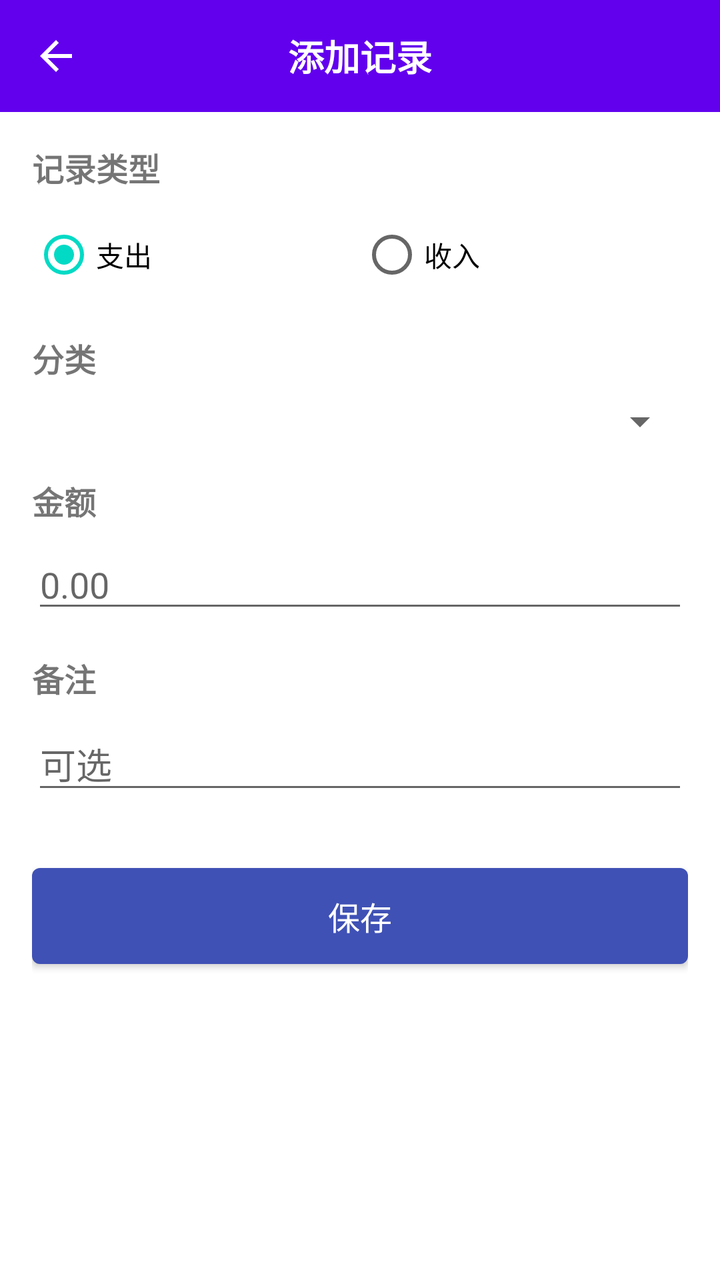
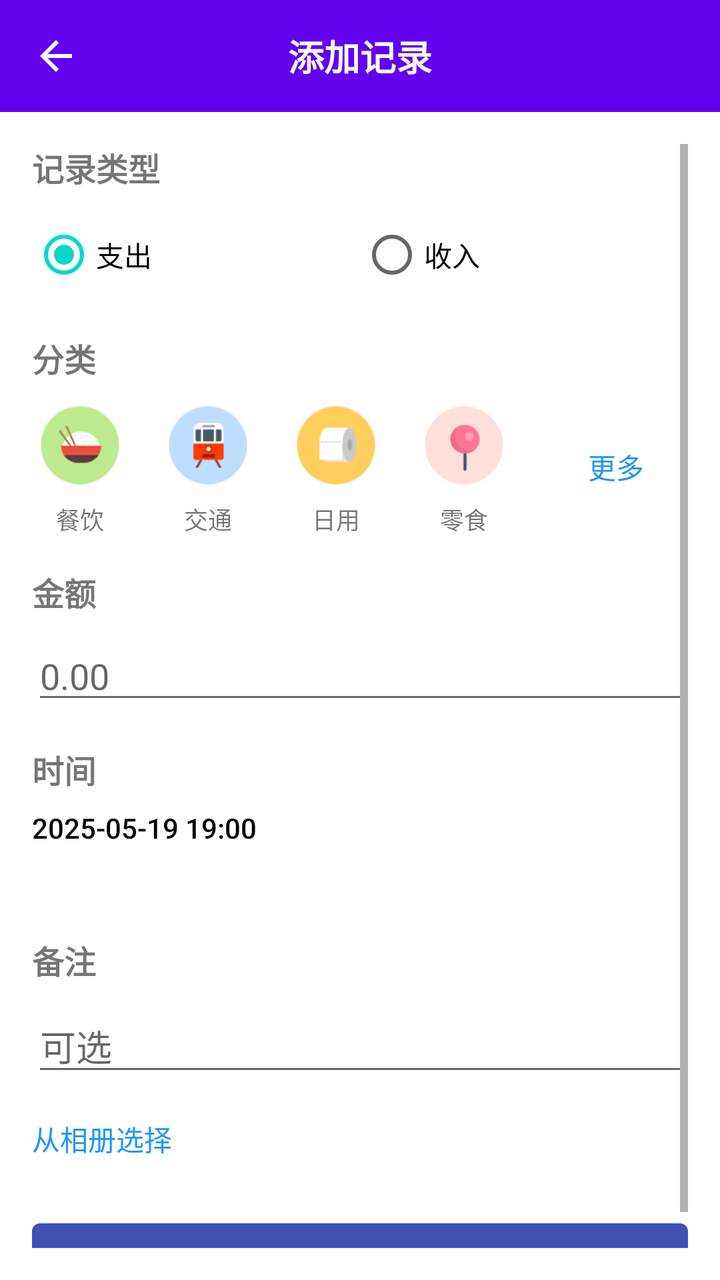

Screens rendered from an Android XML layout before and after an edit, with the pre-edit source and the edit as a unified diff.
<!-- AndroidManifest.xml: application theme Theme.AccountBook -->
<!-- res/layout/activity_add_record.xml -->
<?xml version="1.0" encoding="utf-8"?>
<LinearLayout xmlns:android="http://schemas.android.com/apk/res/android"
    android:layout_width="match_parent"
    android:layout_height="match_parent"
    android:orientation="vertical">

    
    <RelativeLayout
        android:layout_width="match_parent"
        android:layout_height="?attr/actionBarSize"
        android:background="?attr/colorPrimary"
        android:paddingHorizontal="16dp">

        <ImageButton
            android:id="@+id/btn_back"
            android:layout_width="wrap_content"
            android:layout_height="wrap_content"
            android:layout_alignParentStart="true"
            android:layout_centerVertical="true"
            android:background="?attr/selectableItemBackgroundBorderless"
            android:src="@drawable/ic_back"
            android:tint="@android:color/white" />

        <TextView
            android:layout_width="wrap_content"
            android:layout_height="wrap_content"
            android:layout_centerInParent="true"
            android:text="添加记录"
            android:textColor="@android:color/white"
            android:textSize="18sp"
            android:textStyle="bold" />
    </RelativeLayout>

    
    <ScrollView
        android:layout_width="match_parent"
        android:layout_height="match_parent"
        android:fillViewport="true"
        android:padding="16dp">

        <LinearLayout
            android:layout_width="match_parent"
            android:layout_height="wrap_content"
            android:orientation="vertical">

            
            <TextView
                android:layout_width="wrap_content"
                android:layout_height="wrap_content"
                android:text="记录类型"
                android:textSize="16sp"
                android:textStyle="bold"/>

            <RadioGroup
                android:id="@+id/rg_record_type"
                android:layout_width="match_parent"
                android:layout_height="wrap_content"
                android:layout_marginTop="8dp"
                android:orientation="horizontal">

                <RadioButton
                    android:id="@+id/rb_expense"
                    android:layout_width="0dp"
                    android:layout_height="wrap_content"
                    android:layout_weight="1"
                    android:checked="true"
                    android:text="支出"/>

                <RadioButton
                    android:id="@+id/rb_income"
                    android:layout_width="0dp"
                    android:layout_height="wrap_content"
                    android:layout_weight="1"
                    android:text="收入"/>
            </RadioGroup>

            
            <TextView
                android:layout_width="wrap_content"
                android:layout_height="wrap_content"
                android:layout_marginTop="16dp"
                android:text="分类"
                android:textSize="16sp"
                android:textStyle="bold"/>

            <Spinner
                android:id="@+id/sp_category"
                android:layout_width="match_parent"
                android:layout_height="wrap_content"
                android:layout_marginTop="8dp"/>

            
            <TextView
                android:layout_width="wrap_content"
                android:layout_height="wrap_content"
                android:layout_marginTop="16dp"
                android:text="金额"
                android:textSize="16sp"
                android:textStyle="bold"/>

            <EditText
                android:id="@+id/et_amount"
                android:layout_width="match_parent"
                android:layout_height="wrap_content"
                android:layout_marginTop="8dp"
                android:hint="0.00"
                android:inputType="numberDecimal"
                android:textSize="18sp"/>

            
            <TextView
                android:layout_width="wrap_content"
                android:layout_height="wrap_content"
                android:layout_marginTop="16dp"
                android:text="备注"
                android:textSize="16sp"
                android:textStyle="bold"/>

            <EditText
                android:id="@+id/et_remark"
                android:layout_width="match_parent"
                android:layout_height="wrap_content"
                android:layout_marginTop="8dp"
                android:hint="可选"
                android:inputType="text"
                android:maxLines="3"/>

            
            <Button
                android:id="@+id/btn_save"
                android:layout_width="match_parent"
                android:layout_height="wrap_content"
                android:layout_marginTop="32dp"
                android:background="@drawable/button_primary"
                android:text="保存"
                android:textColor="@android:color/white"
                android:textSize="16sp"/>

        </LinearLayout>
    </ScrollView>
</LinearLayout>
<!-- resources referenced by this layout -->
<resources>
  <!-- drawable button_primary (drawable) -->
  <?xml version="1.0" encoding="utf-8"?>
  <shape xmlns:android="http://schemas.android.com/apk/res/android"
      android:shape="rectangle">
      <solid android:color="#3F51B5" />
      <corners android:radius="4dp" />
  </shape>
  <!-- drawable ic_back (drawable) -->
  <?xml version="1.0" encoding="utf-8"?>
  <vector xmlns:android="http://schemas.android.com/apk/res/android"
      android:width="24dp"
      android:height="24dp"
      android:viewportWidth="24"
      android:viewportHeight="24"
      android:tint="?attr/colorControlNormal">
      <path
          android:fillColor="@android:color/black"
          android:pathData="M20,11H7.83l5.59,-5.59L12,4l-8,8 8,8 1.41,-1.41L7.83,13H20v-2z"/>
  </vector>
  <style name="Theme.AccountBook" parent="Theme.MaterialComponents.DayNight.DarkActionBar">
          
          <item name="colorPrimary">@color/purple_500</item>
          <item name="colorPrimaryVariant">@color/purple_700</item>
          <item name="colorOnPrimary">@color/white</item>
          
          <item name="colorSecondary">@color/teal_200</item>
          <item name="colorSecondaryVariant">@color/teal_700</item>
          <item name="colorOnSecondary">@color/black</item>
          
          <item name="android:statusBarColor">?attr/colorPrimaryVariant</item>
          
      </style>
  <color name="purple_500">#FF6200EE</color>
  <color name="purple_700">#FF3700B3</color>
  <color name="white">#FFFFFFFF</color>
  <color name="teal_200">#FF03DAC5</color>
  <color name="teal_700">#FF018786</color>
  <color name="black">#FF000000</color>
</resources>

<!-- the commit's change to res/layout/activity_add_record.xml (unified diff, before → after) -->
@@ -10,6 +10,7 @@
         android:layout_height="?attr/actionBarSize"
         android:background="?attr/colorPrimary"
         android:paddingHorizontal="16dp">
+
 
         <ImageButton
             android:id="@+id/btn_back"
@@ -21,6 +22,7 @@
             android:src="@drawable/ic_back"
             android:tint="@android:color/white" />
 
+
         <TextView
             android:layout_width="wrap_content"
             android:layout_height="wrap_content"
@@ -83,11 +85,125 @@
                 android:textSize="16sp"
                 android:textStyle="bold"/>
 
-            <Spinner
+
+            <LinearLayout
                 android:id="@+id/sp_category"
                 android:layout_width="match_parent"
                 android:layout_height="wrap_content"
-                android:layout_marginTop="8dp"/>
+                android:layout_marginTop="8dp"
+                android:orientation="horizontal"
+                android:gravity="center">
+
+
+                
+                <LinearLayout
+                    android:layout_width="wrap_content"
+                    android:layout_height="wrap_content"
+                    android:layout_marginEnd="16dp"
+                    android:orientation="vertical"
+                    android:gravity="center">
+
+                    <ImageView
+                        android:id="@+id/btn_food"
+                        android:layout_width="48dp"
+                        android:layout_height="48dp"
+                        android:padding="4dp"
+                        android:src="@drawable/ic_food"
+                        android:background="@drawable/circle_button_selector"/>
+
+                    <TextView
+                        android:layout_width="wrap_content"
+                        android:layout_height="wrap_content"
+                        android:text="餐饮"
+                        android:textSize="12sp"
+                        android:layout_marginTop="4dp"/>
+                </LinearLayout>
+
+                
+                <LinearLayout
+                    android:layout_width="wrap_content"
+                    android:layout_height="wrap_content"
+                    android:layout_marginEnd="16dp"
+                    android:orientation="vertical"
+                    android:gravity="center">
+
+                    <ImageView
+                        android:id="@+id/btn_transport"
+                        android:layout_width="48dp"
+                        android:layout_height="48dp"
+                        android:padding="4dp"
+                        android:src="@drawable/ic_traffic"
+                        android:background="@drawable/circle_button_selector"/>
+
+                    <TextView
+                        android:layout_width="wrap_content"
+                        android:layout_height="wrap_content"
+                        android:text="交通"
+                        android:textSize="12sp"
+                        android:layout_marginTop="4dp"/>
+                </LinearLayout>
+
+
+                
+                <LinearLayout
+                    android:layout_width="wrap_content"
+                    android:layout_height="wrap_content"
+                    android:layout_marginEnd="16dp"
+                    android:orientation="vertical"
+                    android:gravity="center">
+
+                    <ImageView
+                        android:id="@+id/btn_daily"
+                        android:layout_width="48dp"
+                        android:layout_height="48dp"
+                        android:padding="4dp"
+                        android:src="@drawable/ic_dailyuse"
+                        android:background="@drawable/circle_button_selector"/>
+
+                    <TextView
+                        android:layout_width="wrap_content"
+                        android:layout_height="wrap_content"
+                        android:text="日用"
+                        android:textSize="12sp"
+                        android:layout_marginTop="4dp"/>
+                </LinearLayout>
+
+                
+                <LinearLayout
+                    android:layout_width="wrap_content"
+                    android:layout_height="wrap_content"
+                    android:layout_marginEnd="16dp"
+                    android:orientation="vertical"
+                    android:gravity="center">
+
+                    <ImageView
+                        android:id="@+id/btn_snack"
+                        android:layout_width="48dp"
+                        android:layout_height="48dp"
+                        android:padding="4dp"
+                        android:src="@drawable/ic_snacks"
+                        android:background="@drawable/circle_button_selector"/>
+
+                    <TextView
+                        android:layout_width="wrap_content"
+                        android:layout_height="wrap_content"
+                        android:text="零食"
+                        android:textSize="12sp"
+                        android:layout_marginTop="4dp"/>
+                </LinearLayout>
+
+
+                
+                <Button
+                    android:id="@+id/btn_more_categories"
+                    android:layout_width="wrap_content"
+                    android:layout_height="wrap_content"
+                    android:background="@android:color/transparent"
+                    android:text="更多"
+                    android:textColor="#2196F3" />
+            </LinearLayout>
+
+
 
             
             <TextView
@@ -97,6 +213,8 @@
                 android:text="金额"
                 android:textSize="16sp"
                 android:textStyle="bold"/>
+
+
 
             <EditText
                 android:id="@+id/et_amount"
@@ -112,6 +230,25 @@
                 android:layout_width="wrap_content"
                 android:layout_height="wrap_content"
                 android:layout_marginTop="16dp"
+                android:text="时间"
+                android:textSize="16sp"
+                android:textStyle="bold"/>
+
+            <Button
+                android:id="@+id/btn_time"
+                android:layout_width="match_parent"
+                android:layout_height="wrap_content"
+                android:layout_marginTop="8dp"
+                android:background="@android:color/transparent"
+                android:gravity="start"
+                android:text="2025-05-19 19:00"
+                android:textColor="@android:color/black"/>
+
+            
+            <TextView
+                android:layout_width="wrap_content"
+                android:layout_height="wrap_content"
+                android:layout_marginTop="16dp"
                 android:text="备注"
                 android:textSize="16sp"
                 android:textStyle="bold"/>
@@ -124,6 +261,15 @@
                 android:hint="可选"
                 android:inputType="text"
                 android:maxLines="3"/>
+
+            
+            <TextView
+                android:id="@+id/btn_select_photo"
+                android:layout_width="wrap_content"
+                android:layout_height="wrap_content"
+                android:layout_marginTop="16dp"
+                android:text="从相册选择"
+                android:textColor="#2196F3"/>
 
             
             <Button
<!-- resource entries referenced after the edit -->
@@ -7,6 +7,21 @@
       <solid android:color="#3F51B5" />
       <corners android:radius="4dp" />
   </shape>
+  <!-- drawable circle_button_selector (drawable) -->
+  <?xml version="1.0" encoding="utf-8"?>
+  <selector xmlns:android="http://schemas.android.com/apk/res/android">
+      <item android:state_selected="true">
+          <shape android:shape="oval">
+              <solid android:color="#E3F2FD"/>
+              <stroke android:width="2dp" android:color="#2196F3"/>
+          </shape>
+      </item>
+      <item>
+          <shape android:shape="oval">
+              <solid android:color="@android:color/transparent"/>
+          </shape>
+      </item>
+  </selector>
   <!-- drawable ic_back (drawable) -->
   <?xml version="1.0" encoding="utf-8"?>
   <vector xmlns:android="http://schemas.android.com/apk/res/android"
@@ -19,6 +34,10 @@
           android:fillColor="@android:color/black"
           android:pathData="M20,11H7.83l5.59,-5.59L12,4l-8,8 8,8 1.41,-1.41L7.83,13H20v-2z"/>
   </vector>
+  <!-- drawable ic_dailyuse: png bitmap (drawable, 3018 bytes) -->
+  <!-- drawable ic_food: png bitmap (drawable, 3817 bytes) -->
+  <!-- drawable ic_snacks: png bitmap (drawable, 3050 bytes) -->
+  <!-- drawable ic_traffic: png bitmap (drawable, 3133 bytes) -->
   <style name="Theme.AccountBook" parent="Theme.MaterialComponents.DayNight.DarkActionBar">
           
           <item name="colorPrimary">@color/purple_500</item>
